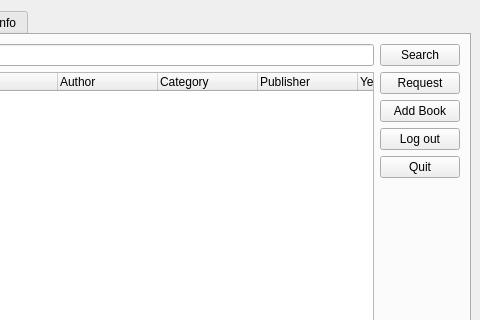
Before: the Qt Designer form guilibrarian.ui in vudaoanhtuan/libpro_v2, drawn with Qt 5; both pictures show x 163 to 643 and y 0 to 320 of the 643 by 409 pixel window.
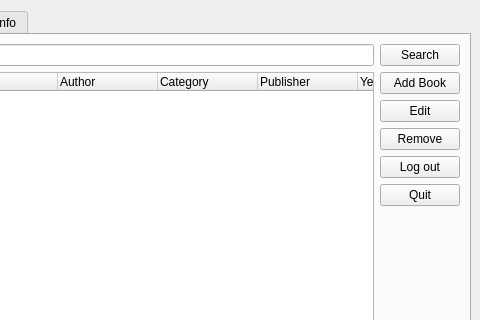
After: the same form once the commit is applied. The open tabs and pages were chosen to show the change.

The edit to the form file:
```diff
--- a/guilibrarian.ui
+++ b/guilibrarian.ui
@@ -82,13 +82,6 @@
           </item>
           <item>
            <layout class="QVBoxLayout" name="verticalLayout">
-            <item>
-             <widget class="QPushButton" name="butRequest">
-              <property name="text">
-               <string>Request</string>
-              </property>
-             </widget>
-            </item>
             <item>
              <widget class="QPushButton" name="butAddBook">
               <property name="text">
@@ -96,6 +89,20 @@
               </property>
              </widget>
             </item>
+            <item>
+             <widget class="QPushButton" name="butEdit">
+              <property name="text">
+               <string>Edit</string>
+              </property>
+             </widget>
+            </item>
+            <item>
+             <widget class="QPushButton" name="butRemove">
+              <property name="text">
+               <string>Remove</string>
+              </property>
+             </widget>
+            </item>
             <item>
              <widget class="QPushButton" name="butLogout">
               <property name="text">
```
Left out of the diff: 2 changed lines with no effect on the pictures.
